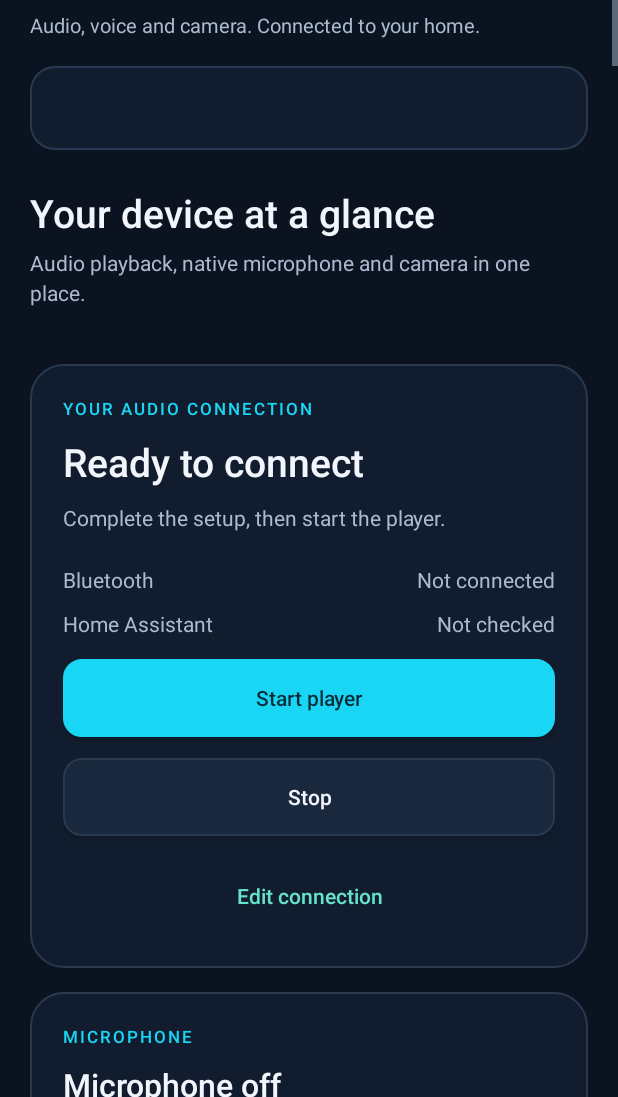
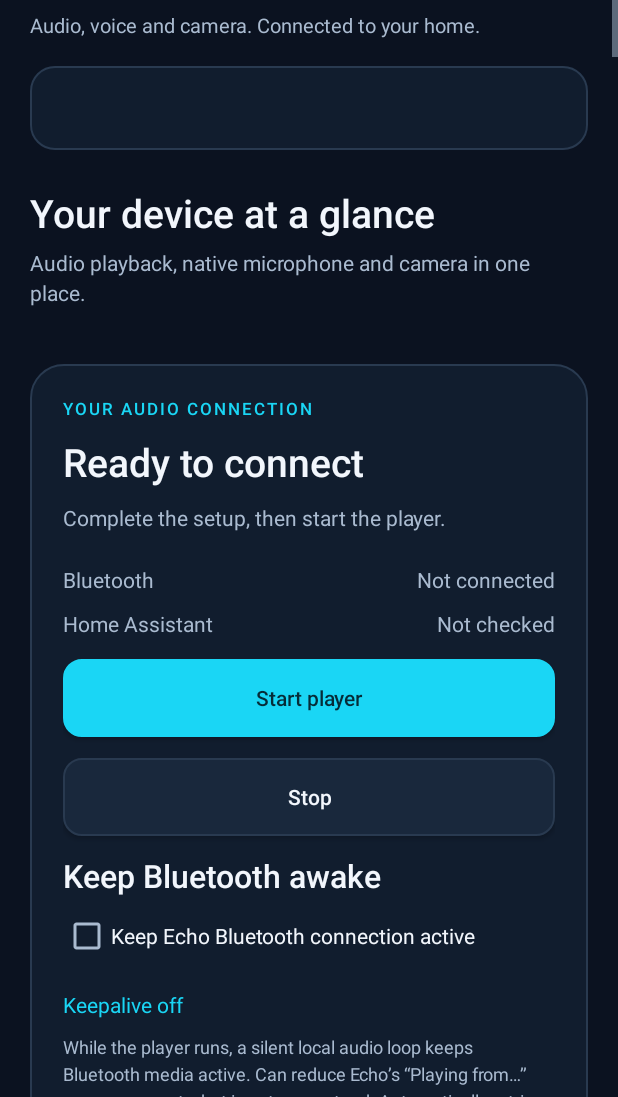
Before and after one commit to michaelbudisch/tablet-assist-for-alexa, an Android app: the layout activity_main.xml on its own in the app's theme, with its tools: preview values and no code run, on a phone screen of 412 x 824 dp, the part 139-1236 px from its top. Run offline under Robolectric (Android 15) with nearby library versions, the phone set to English and light mode, and no system bars.

Commit message:
feat(android): expose silent Bluetooth keepalive on Status page with auto-recovery

```diff
--- a/android/app/build.gradle
+++ b/android/app/build.gradle
@@ -2,7 +2,7 @@ plugins { id 'com.android.application' }
 android {
     namespace 'de.jarvis.audio'
     compileSdk 35
-    defaultConfig { applicationId 'de.jarvis.audio'; minSdk 28; targetSdk 34; versionCode 17; versionName '1.0.4' }
+    defaultConfig { applicationId 'de.jarvis.audio'; minSdk 28; targetSdk 34; versionCode 18; versionName '1.0.5' }
     buildFeatures { buildConfig true }
     testOptions {
         unitTests.all {
--- a/android/app/src/main/java/de/jarvis/audio/MainActivity.java
+++ b/android/app/src/main/java/de/jarvis/audio/MainActivity.java
@@ -165,9 +165,6 @@ public class MainActivity extends Activity {
             startPlayer();
             showSection("status", true);
         });
-        bindDisclosure(R.id.bluetooth_advanced_toggle, R.id.bluetooth_advanced,
-                R.string.bluetooth_advanced_title, R.string.bluetooth_advanced_collapse,
-                state != null && state.getBoolean("bluetooth_advanced_open", false));
         bindDisclosure(R.id.wake_advanced_toggle, R.id.wake_advanced,
                 R.string.wake_advanced_title, R.string.wake_advanced_collapse,
                 state != null && state.getBoolean("wake_advanced_open", false));
@@ -701,6 +698,7 @@ public class MainActivity extends Activity {
         String keepalive = AudioService.keepaliveStatus;
         int keepaliveText = keepalive.equals("active") ? R.string.keepalive_active : keepalive.equals("waiting")
                 ? R.string.keepalive_waiting : keepalive.equals("starting") ? R.string.keepalive_starting
+                : keepalive.equals("retrying") ? R.string.keepalive_retrying
                 : keepalive.equals("error") ? R.string.keepalive_error : R.string.keepalive_off;
         ((TextView) findViewById(R.id.keepalive_status)).setText(keepaliveText);
         findViewById(R.id.player_stop).setEnabled(AudioService.running);
@@ -752,7 +750,6 @@ public class MainActivity extends Activity {
         state.putBoolean("did_auto_search", didAutoSearch);
         state.putString("visible_section", selectedSection);
         state.putBoolean("wake_advanced_open", findViewById(R.id.wake_advanced).getVisibility() == View.VISIBLE);
-        state.putBoolean("bluetooth_advanced_open", findViewById(R.id.bluetooth_advanced).getVisibility() == View.VISIBLE);
         state.putBoolean("help_open", findViewById(R.id.help_details).getVisibility() == View.VISIBLE);
         state.putBoolean("diagnostics_open", findViewById(R.id.diagnostics_text).getVisibility() == View.VISIBLE);
         super.onSaveInstanceState(state);
--- a/android/app/src/main/res/layout/activity_main.xml
+++ b/android/app/src/main/res/layout/activity_main.xml
@@ -44,6 +44,10 @@
                         </LinearLayout>
                         <Button android:id="@+id/player_start" style="@style/Primary" android:text="@string/player_start" />
                         <Button android:id="@+id/player_stop" style="@style/Action" android:text="@string/player_stop" />
+                        <TextView style="@style/Heading" android:text="@string/keepalive_title" android:layout_marginTop="12dp" />
+                        <CheckBox android:id="@+id/keepalive" android:layout_width="match_parent" android:layout_height="wrap_content" android:minHeight="52dp" android:text="@string/keepalive_option" android:textColor="@color/ink" android:textSize="14sp" />
+                        <TextView android:id="@+id/keepalive_status" style="@style/Body" android:text="@string/keepalive_off" android:textColor="@color/accent" android:accessibilityLiveRegion="polite" />
+                        <TextView style="@style/Body" android:text="@string/keepalive_help" android:textSize="12sp" />
                         <Button android:id="@+id/edit_connection" style="@style/Quiet" android:text="@string/edit_connection" />
                     </LinearLayout>
                 </LinearLayout>
@@ -97,14 +101,8 @@
                 <TextView style="@style/Heading" android:text="@string/bluetooth_title" />
                 <TextView style="@style/Body" android:text="@string/bluetooth_help" />
                 <Button android:id="@+id/bluetooth_settings" style="@style/Action" android:text="@string/bluetooth_settings" />
-                <Button android:id="@+id/bluetooth_advanced_toggle" style="@style/Quiet" android:text="@string/bluetooth_advanced_title" />
-                <LinearLayout android:layout_width="match_parent" android:layout_height="wrap_content" android:orientation="vertical" android:id="@+id/bluetooth_advanced" android:visibility="gone">
-                    <TextView style="@style/Heading" android:text="@string/keepalive_title" android:layout_marginTop="0dp" />
-                    <TextView style="@style/Body" android:text="@string/keepalive_help" />
-                    <CheckBox android:id="@+id/keepalive" android:layout_width="match_parent" android:layout_height="wrap_content" android:minHeight="52dp" android:text="@string/keepalive_option" android:textColor="@color/ink" android:textSize="14sp" />
-                    <TextView android:id="@+id/keepalive_status" style="@style/Body" android:text="@string/keepalive_off" android:textColor="@color/accent" />
-                    <TextView style="@style/Body" android:text="@string/keepalive_one" android:textSize="12sp" />
-                </LinearLayout>
+                <TextView style="@style/Body" android:text="@string/keepalive_location" android:textSize="12sp" />
+                <TextView style="@style/Body" android:text="@string/keepalive_one" android:textSize="12sp" />
             </LinearLayout>
             <LinearLayout style="@style/Card">
                 <TextView style="@style/Heading" android:text="@string/room_settings_title" android:layout_marginTop="0dp" />
--- a/android/app/src/main/res/values/strings.xml
+++ b/android/app/src/main/res/values/strings.xml
@@ -67,14 +67,16 @@
     <string name="not_checked">Not checked</string>
     <string name="diagnostics">Diagnostics</string>
     <string name="keepalive_title">Keep Bluetooth awake</string>
-    <string name="keepalive_option">Enable optional silent keepalive</string>
-    <string name="keepalive_help">Plays a silent local loop while the player runs. It may reduce Echo’s “Playing from…” prompts after idle. Results depend on the Echo; this can affect Alexa music and battery use.</string>
+    <string name="keepalive_option">Keep Echo Bluetooth connection active</string>
+    <string name="keepalive_location">The keepalive switch is now directly on the Status page below Start player.</string>
+    <string name="keepalive_retrying">Keepalive reconnecting automatically…</string>
+    <string name="keepalive_help">While the player runs, a silent local audio loop keeps Bluetooth media active. Can reduce Echo’s “Playing from…” announcements, but is not guaranteed. Automatically retries if Bluetooth drops. May affect Alexa music or battery usage.</string>
     <string name="keepalive_one">Use either this keepalive or the HA dashboard keepalive. Turn it off if normal Alexa playback is affected.</string>
     <string name="keepalive_off">Keepalive off</string>
     <string name="keepalive_waiting">Keepalive waiting for Bluetooth</string>
     <string name="keepalive_starting">Keepalive starting…</string>
     <string name="keepalive_active">Keepalive active · Bluetooth confirmed</string>
-    <string name="keepalive_error">Keepalive paused · restart the player to retry</string>
+    <string name="keepalive_error">Keepalive unavailable · turn off and back on to retry</string>
     <string name="help_title">Setup &amp; help</string>
     <string name="help_expand">Show setup tips</string>
     <string name="help_collapse">Hide setup tips</string>
```
Also changed, not shown: android/app/src/main/java/de/jarvis/audio/BluetoothKeepalive.java (+87 -35 lines), android/app/src/main/java/de/jarvis/audio/KeepaliveRetry.java (added, +9 -0 lines), 7 other files.
